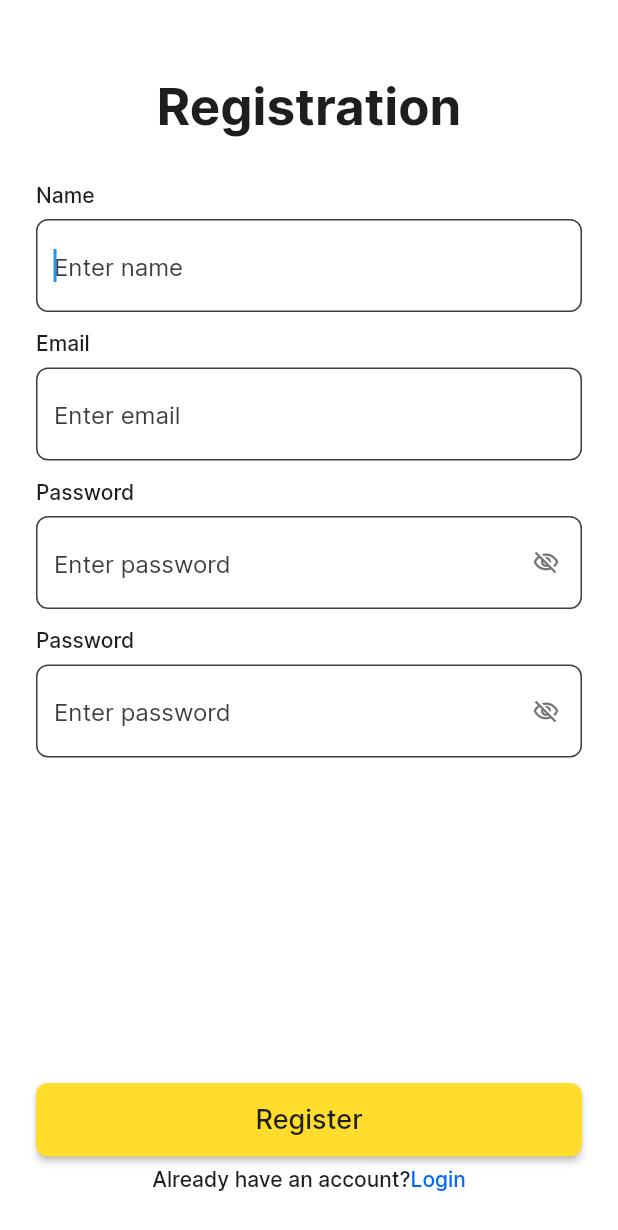
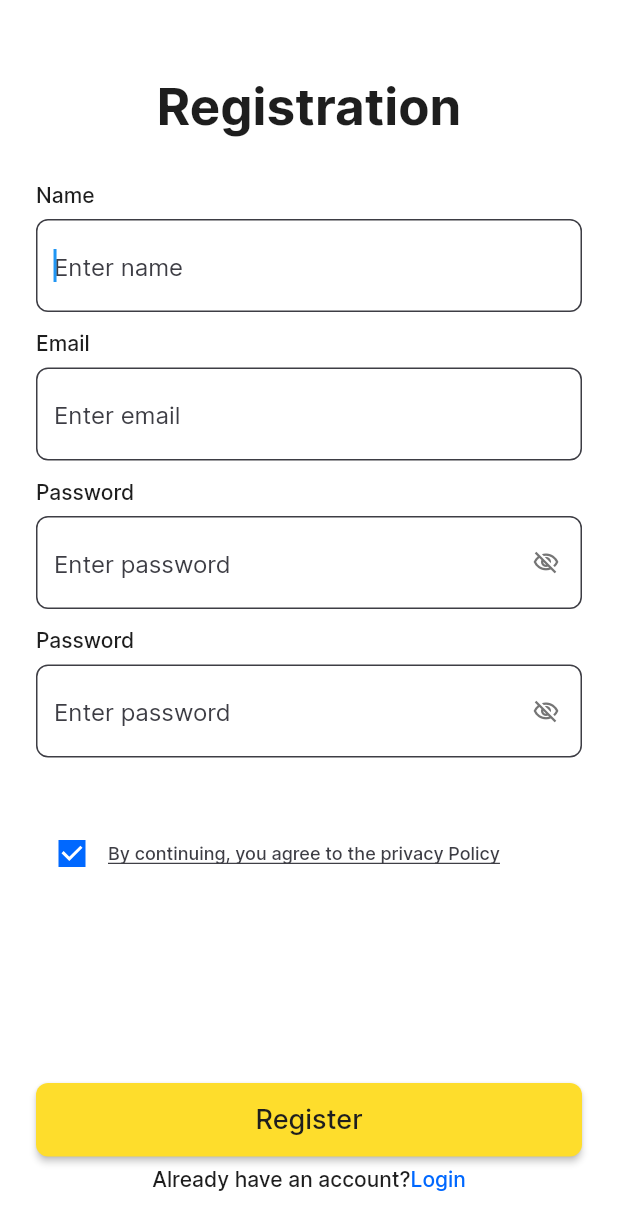
Before and after one commit to timofeevvv12/agent-360-mobile, a Flutter app: the SignUpWidget screen opened by its route, on a phone screen of 412 x 824 dp. Shown: the top 1230 px of the screen. Run offline on Flutter 3.47's test engine with Material 2 defaults, Android fonts, the phone set to English and light mode, and no system bars; drawn by our look-alikes of auto_size_text; our stand-ins replace built_collection, built_value, cloud_firestore, equatable, expandable, file_picker and 14 more; missing offline and left inert: json_path, mime_type; accounts and stored records are empty; network calls fail.

Commit message:
Updating to latest FlutterFlow output.

```diff
--- a/lib/flutter_flow/internationalization.dart
+++ b/lib/flutter_flow/internationalization.dart
@@ -86,6 +86,10 @@ final kTranslationsMap = <Map<String, Map<String, String>>>[
     '53zc9m99': {
       'ru': 'Repeat password',
       'en': 'Enter password',
+    },
+    'xmtihr4m': {
+      'ru': 'By continuing, you agree to the privacy Policy',
+      'en': '',
     },
     '9mbdk2pt': {
       'ru': 'Register',
--- a/lib/sign_up/sign_up_widget.dart
+++ b/lib/sign_up/sign_up_widget.dart
@@ -23,6 +23,7 @@ class _SignUpWidgetState extends State<SignUpWidget> {
   TextEditingController? textController4;
 
   late bool passwordVisibility2;
+  bool? checkboxValue;
   final scaffoldKey = GlobalKey<ScaffoldState>();
 
   @override
@@ -487,6 +488,50 @@ class _SignUpWidgetState extends State<SignUpWidget> {
                           ],
                         ),
                       ),
+                      Row(
+                        mainAxisSize: MainAxisSize.max,
+                        children: [
+                          Theme(
+                            data: ThemeData(
+                              checkboxTheme: CheckboxThemeData(
+                                shape: RoundedRectangleBorder(
+                                  borderRadius: BorderRadius.circular(0),
+                                ),
+                              ),
+                              unselectedWidgetColor: Color(0xFFF5F5F5),
+                            ),
+                            child: Checkbox(
+                              value: checkboxValue ??= true,
+                              onChanged: (newValue) async {
+                                setState(() => checkboxValue = newValue!);
+                              },
+                              activeColor:
+                                  FlutterFlowTheme.of(context).blueMain,
+                            ),
+                          ),
+                          Expanded(
+                            child: InkWell(
+                              onTap: () async {
+                                await launchURL(
+                                    'https://iflex.ru/documents/goshoping/PrivacyPolicy.html');
+                              },
+                              child: Text(
+                                'By continuing, you agree to the privacy Policy',
+                                style: FlutterFlowTheme.of(context)
+                                    .bodyText1
+                                    .override(
+                                      fontFamily: 'Inter',
+                                      color: FlutterFlowTheme.of(context)
+                                          .secondaryText,
+                                      fontSize: 12,
+                                      decoration: TextDecoration.underline,
+                                      useGoogleFonts: false,
+                                    ),
+                              ),
+                            ),
+                          ),
+                        ],
+                      ),
                     ],
                   ),
                 ),
@@ -501,18 +546,23 @@ class _SignUpWidgetState extends State<SignUpWidget> {
                           Expanded(
                             child: FFButtonWidget(
                               onPressed: () async {
+                                var _shouldSetState = false;
+                                if (checkboxValue!) {
                                   apiResultpa4 = await RegisterCall.call(
                                     name: textController1!.text,
                                     email: textController2!.text,
                                     password: textController3!.text,
                                   );
+                                  _shouldSetState = true;
                                   if ((apiResultpa4?.succeeded ?? true)) {
                                     GoRouter.of(context).prepareAuthEvent();
-                                  final user = await signInAnonymously(context);
+                                    final user =
+                                        await signInAnonymously(context);
                                     if (user == null) {
                                       return;
                                     }
-                                  setState(() => FFAppState().id = getJsonField(
+                                    setState(
+                                        () => FFAppState().id = getJsonField(
                                               (apiResultpa4?.jsonBody ?? ''),
                                               r'''$.id''',
                                             ).toString());
@@ -529,8 +579,29 @@ class _SignUpWidgetState extends State<SignUpWidget> {
 
                                     context.goNamedAuth('Home', mounted);
                                   }
+                                } else {
+                                  await showDialog(
+                                    context: context,
+                                    builder: (alertDialogContext) {
+                                      return AlertDialog(
+                                        title: Text('Warning'),
+                                        content: Text(
+                                            'You have not accepted the privacy Policy'),
+                                        actions: [
+                                          TextButton(
+                                            onPressed: () => Navigator.pop(
+                                                alertDialogContext),
+                                            child: Text('Ok'),
+                                          ),
+                                        ],
+                                      );
+                                    },
+                                  );
+                                  if (_shouldSetState) setState(() {});
+                                  return;
+                                }
 
-                                setState(() {});
+                                if (_shouldSetState) setState(() {});
                               },
                               text: FFLocalizations.of(context).getText(
                                 '9mbdk2pt' /* Register */,
```
Also changed, not shown: lib/home/home_widget.dart (+27 -1 lines), 1 other file. Lines whose indentation alone changed are shown as unchanged.
